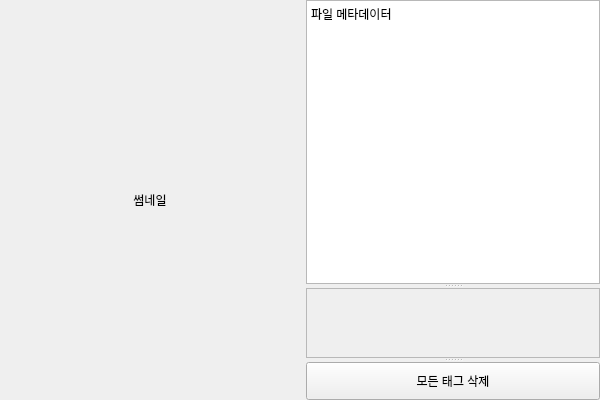
First picture: the form in ui/file_detail_content_widget.ui, repository Yamang02/PYQT5_FileTagger, before the edit.
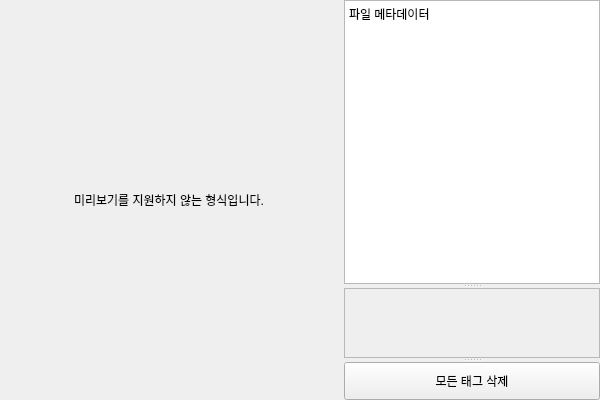
Second picture: the form after the edit. The open tabs and pages were chosen to show the change.

Commit message:
✦ feat(파일_상세): 이미지, 비디오, 텍스트 파일 미리보기 기능 강화
   - 파일 타입에 따라 동적 콘텐츠 표시를 위해 FileDetailWidget이 QStackedWidget을 활용하도록 업데이트했습니다.
   - 이미지 미리보기(크기 조정 포함), QWebEngineView를 사용한 비디오 재생, QTextBrowser를 사용한 텍스트 파일
     렌더링 기능을 구현했습니다.
   - 지원되지 않는 파일 형식에 대한 오류 처리 및 메타데이터 표시 기능을 개선했습니다.
   - 비디오 파일 재생을 위해 로컬 파일 서버를 통합했습니다.
   - 새로운 미리보기 구조를 수용하도록 file_detail_content_widget.ui의 UI 컴포넌트를 리팩토링했습니다.

```diff
--- a/ui/file_detail_content_widget.ui
+++ b/ui/file_detail_content_widget.ui
@@ -27,27 +27,32 @@
     <number>0</number>
    </property>
    <item>
-    <widget class="QLabel" name="thumbnail_label">
+    <widget class="QStackedWidget" name="preview_stacked_widget">
      <property name="minimumSize">
       <size>
        <width>300</width>
        <height>300</height>
       </size>
      </property>
-     <property name="maximumSize">
-      <size>
-       <width>300</width>
-       <height>300</height>
-      </size>
-     </property>
+     <widget class="QWidget" name="image_preview_page"/>
+     <widget class="QWidget" name="video_preview_page"/>
+     <widget class="QWidget" name="text_preview_page"/>
+     <widget class="QWidget" name="unsupported_preview_page">
+      <layout class="QVBoxLayout" name="verticalLayout">
+       <item>
+        <widget class="QLabel" name="unsupported_label">
      <property name="text">
-      <string>썸네일</string>
+          <string>미리보기를 지원하지 않는 형식입니다.</string>
      </property>
      <property name="alignment">
       <set>Qt::AlignCenter</set>
      </property>
     </widget>
    </item>
+      </layout>
+     </widget>
+    </widget>
+   </item>
    <item>
     <widget class="QSplitter" name="right_splitter">
      <property name="orientation">
@@ -58,7 +63,7 @@
        <string>&lt;!DOCTYPE HTML PUBLIC "-//W3C//DTD HTML 4.0//EN" "http://www.w3.org/TR/REC-html40/strict.dtd"&gt;
 &lt;html&gt;&lt;head&gt;&lt;meta name="qrichtext" content="1" /&gt;&lt;style type="text/css"&gt;
 p, li { white-space: pre-wrap; }
-&lt;/style&gt;&lt;/head&gt;&lt;body style=" font-family:\'Gulim\'; font-size:9pt; font-weight:400; font-style:normal;"&gt;
+&lt;/style&gt;&lt;/head&gt;&lt;body style=" font-family:'Gulim'; font-size:9pt; font-weight:400; font-style:normal;"&gt;
 &lt;p style=" margin-top:0px; margin-bottom:0px; margin-left:0px; margin-right:0px; -qt-block-indent:0; text-indent:0px;"&gt;파일 메타데이터&lt;/p&gt;&lt;/body&gt;&lt;/html&gt;</string>
       </property>
      </widget>
```
Lines whose indentation alone changed are shown as unchanged. The commit also changes 9 other files.
